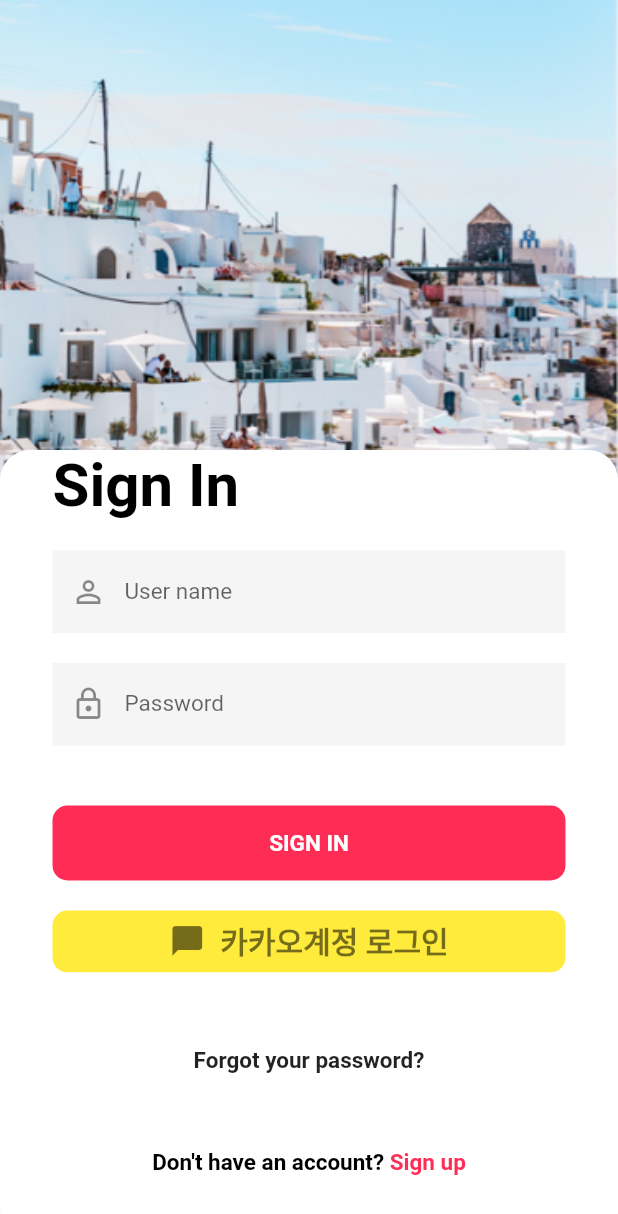
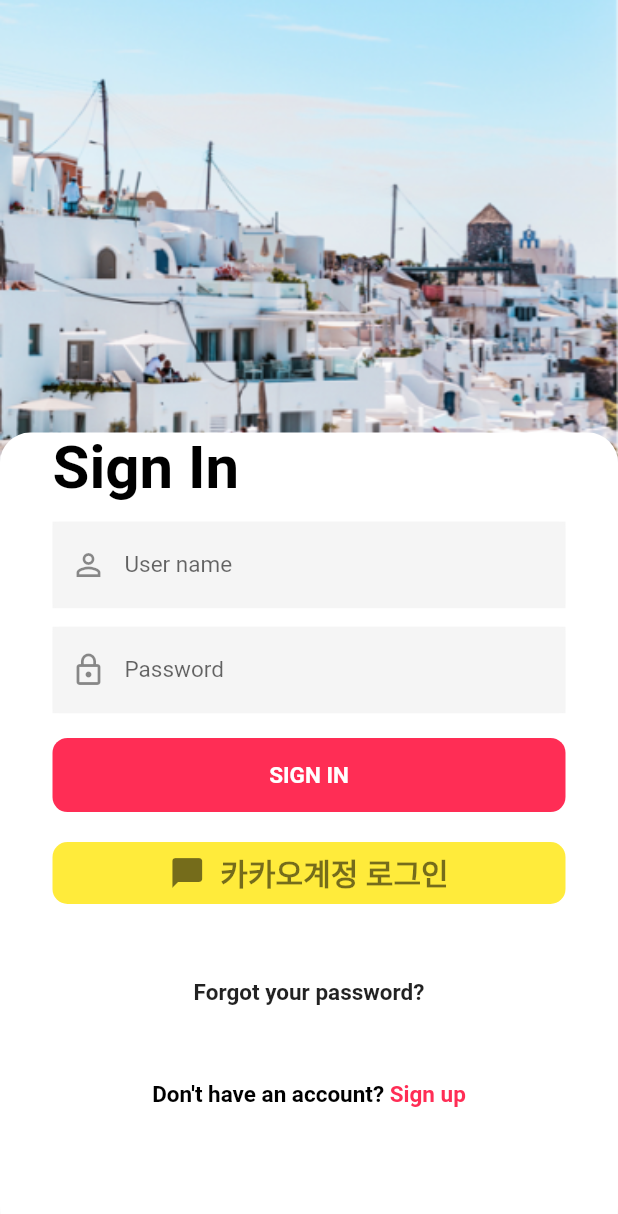
Before and after one commit to sinkyoungdeok/soorisulsul, a Flutter app: the screen it shows after launch, on a phone screen of 412 x 824 dp. Shown: the top 1214 px of the screen. Run offline on Flutter 3.47's test engine with Material 2 defaults, Android fonts, the phone set to English and light mode, and no system bars; missing offline and left inert: kakao_flutter_sdk; Roboto replaces fonts that are missing (Tomorrow); project files that could hold a hidden picture were left out.

Commit message:
[FIX] Apply media query to  Signin page

```diff
--- a/lib/screen/signIn.dart
+++ b/lib/screen/signIn.dart
@@ -132,18 +132,21 @@ class _KakaoLoginState extends State<SignIn> {
 
     return  LayoutBuilder(builder: (context, boxConstraints)
     {
+      print(isSmall);
       print(boxConstraints.maxHeight);
       if(boxConstraints.maxHeight <= 670){
+        print(1);
         isSmall = true;
       }
+      print(isSmall);
 
-      print(isSmall);
       return Container(
         width: MediaQuery
             .of(context)
             .size
             .width,
-        margin: EdgeInsets.only(top: isSmall ? 150 : 300),
+        // margin: EdgeInsets.only(top: isSmall ? 180 : 300),
+        margin: EdgeInsets.only(top: MediaQuery.of(context).size.height * 0.35),
         decoration: BoxDecoration(
           borderRadius: BorderRadius.circular(20),
           color: Colors.white,
@@ -188,11 +191,12 @@ class _KakaoLoginState extends State<SignIn> {
   }
 
   Widget emailTextField() {
+    var myDeviceHeight = MediaQuery.of(context).size.height;
     return Padding(
-      padding: isSmall ? EdgeInsets.fromLTRB(0, 15, 0, 15):EdgeInsets.fromLTRB(0, 20, 0, 20),
+      padding: EdgeInsets.fromLTRB(0, myDeviceHeight * 0.015, 0, myDeviceHeight * 0.015),
       child: Container(
         color: Color(0xfff5f5f5),
-        height: isSmall ? 45 : 55,
+        height: myDeviceHeight * 0.07,
         child: TextFormField(
           onSaved: (val) => email = val,
           style: TextStyle(
@@ -217,9 +221,10 @@ class _KakaoLoginState extends State<SignIn> {
   }
 
   Widget passwordTextField() {
+    var myDeviceHeight = MediaQuery.of(context).size.height;
     return Container(
       color: Color(0xfff5f5f5),
-      height: isSmall ? 45 : 55,
+      height: myDeviceHeight * 0.07 ,
       child: TextFormField(
         onSaved: (val) => password = val,
         obscureText: true,
@@ -243,8 +248,9 @@ class _KakaoLoginState extends State<SignIn> {
   }
 
   Widget signInButton(BuildContext context) {
+    var myDeviceHeight = MediaQuery.of(context).size.height;
     return Padding(
-      padding: EdgeInsets.only(top: isSmall ? 20 : 40),
+      padding: EdgeInsets.only(top: myDeviceHeight * 0.02),
       child: MaterialButton(
         onPressed: (){
           if (formKey.currentState.validate()) {
@@ -269,7 +275,7 @@ class _KakaoLoginState extends State<SignIn> {
         color: Color(0xffff2d55),
         elevation: 0,
         minWidth: 400,
-        height: 50,
+        height: myDeviceHeight * 0.06,
         textColor: Colors.white,
         shape: RoundedRectangleBorder(
             borderRadius: BorderRadius.circular(10)
```
